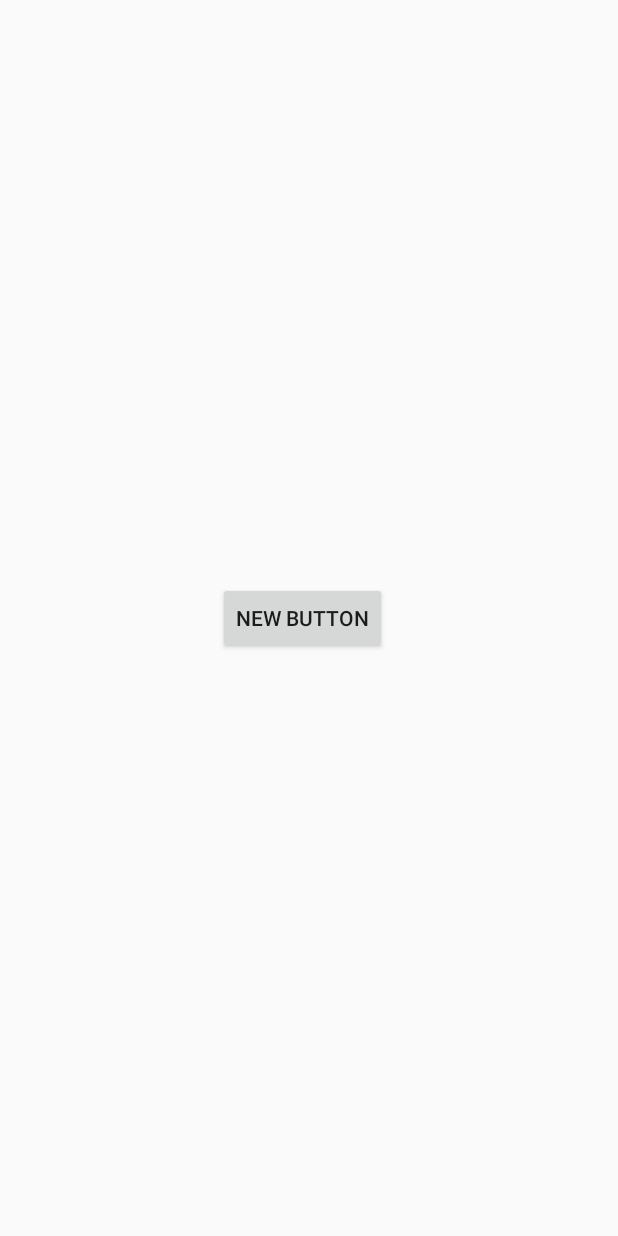
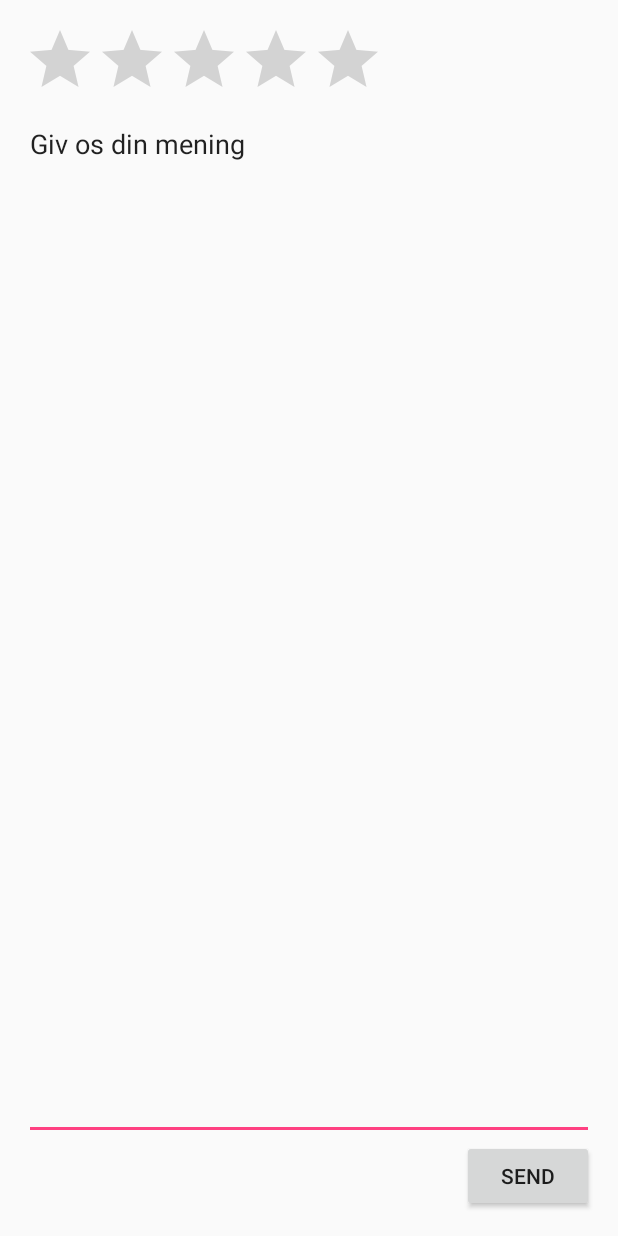
Before and after one commit to nikookholm/GalgelegsApp, an Android app: the Feedback_Activity screen opened directly, with no data from a screen before it, on a phone screen of 412 x 824 dp. Run offline under Robolectric (Android 15) with nearby library versions, the phone set to English and light mode, and no system bars.

```diff
--- a/app/src/main/java/s112011/galgelegsapp/Feedback_Activity.java
+++ b/app/src/main/java/s112011/galgelegsapp/Feedback_Activity.java
@@ -2,12 +2,34 @@ package s112011.galgelegsapp;
 
 import android.support.v7.app.AppCompatActivity;
 import android.os.Bundle;
+import android.view.View;
+import android.view.inputmethod.EditorInfo;
+import android.widget.Button;
+import android.widget.EditText;
 
-public class Feedback_Activity extends AppCompatActivity {
+public class Feedback_Activity extends AppCompatActivity implements View.OnClickListener {
+
+    EditText feedbackBox;
+    Button sendKnap;
 
     @Override
     protected void onCreate(Bundle savedInstanceState) {
         super.onCreate(savedInstanceState);
         setContentView(R.layout.activity_feedback_);
+
+        feedbackBox = (EditText) findViewById(R.id.feedBackText);
+
+        sendKnap = (Button) findViewById(R.id.sendKnap);
+        sendKnap.setOnClickListener(this);
+
+
+    }
+
+    @Override
+    public void onClick(View v) {
+        if(v == sendKnap){
+            String feedback = feedbackBox.getText().toString();
+            System.out.println(feedback);
+        }
     }
 }
--- a/app/src/main/java/s112011/galgelegsapp/Spil.java
+++ b/app/src/main/java/s112011/galgelegsapp/Spil.java
@@ -11,7 +11,13 @@ import android.view.Menu;
 
 public class Spil extends AppCompatActivity {
 
-   static GalgeLogik logik = new GalgeLogik();
+    // int array der indeholder button ID'erne
+    int[] buttonIDs = new int[]{R.id.btnA, R.id.btnB, R.id.btnC, R.id.btnD, R.id.btnE,
+            R.id.btnF, R.id.btnG, R.id.btnH, R.id.btnI, R.id.btnJ, R.id.btnK, R.id.btnL,
+           };
+
+
+    static GalgeLogik logik = new GalgeLogik();
     FragmentTransaction transaction;
     @Override
     protected void onCreate(Bundle savedInstanceState) {
@@ -41,6 +47,10 @@ HighScoreDAO dao = new HighScoreDAO();
 
     public void setLowFrame(){
         Fragment frag = new Keyboard();
-      transaction.add(R.id.fragmentKeyboard, new Keyboard()).commit();
+      transaction.add(R.id.fragmentKeyboard, frag).commit();
 }
+    public void setUpperFrame(){
+        Fragment frag = new Galge_fragment();
+        transaction.add(R.id.fragmentKeyboard, frag).commit();
+    }
 }
--- a/app/src/main/res/layout/activity_feedback_.xml
+++ b/app/src/main/res/layout/activity_feedback_.xml
@@ -1,6 +1,7 @@
 <?xml version="1.0" encoding="utf-8"?>
-<RelativeLayout xmlns:android="http://schemas.android.com/apk/res/android"
+<LinearLayout xmlns:android="http://schemas.android.com/apk/res/android"
     xmlns:tools="http://schemas.android.com/tools"
+    android:orientation="vertical"
     android:layout_width="match_parent"
     android:layout_height="match_parent"
     android:paddingBottom="@dimen/activity_vertical_margin"
@@ -8,16 +9,25 @@
     android:paddingRight="@dimen/activity_horizontal_margin"
     android:paddingTop="@dimen/activity_vertical_margin"
     tools:context="s112011.galgelegsapp.Feedback_Activity">
+    <RatingBar
+        android:layout_width="wrap_content"
+        android:layout_height="wrap_content" />
+   <EditText
+       android:layout_width="fill_parent"
+       android:layout_height="match_parent"
+       android:text="Giv os din mening"
+       android:id="@+id/feedBackText"
+       android:textAlignment="gravity"
+       android:gravity="top|left"
+       android:layout_weight="1"
+       android:inputType="textImeMultiLine"
+       android:imeOptions="actionDone"
+    />
 
     <Button
-        style="?android:attr/buttonStyleSmall"
         android:layout_width="wrap_content"
         android:layout_height="wrap_content"
-        android:text="New Button"
-        android:id="@+id/button"
-        android:layout_centerVertical="true"
-        android:layout_alignParentLeft="true"
-        android:layout_alignParentStart="true"
-        android:layout_marginLeft="129dp"
-        android:layout_marginStart="129dp"/>
-</RelativeLayout>
+        android:text="Send"
+        android:id="@+id/sendKnap"
+        android:layout_gravity="right" />
+</LinearLayout>
```
